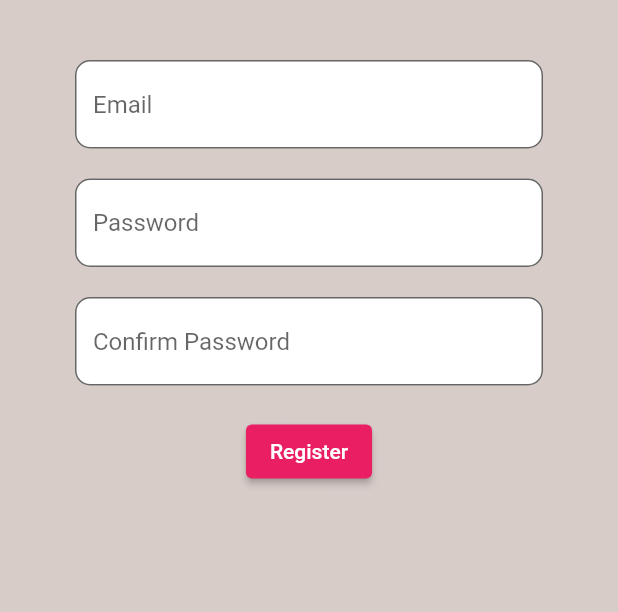
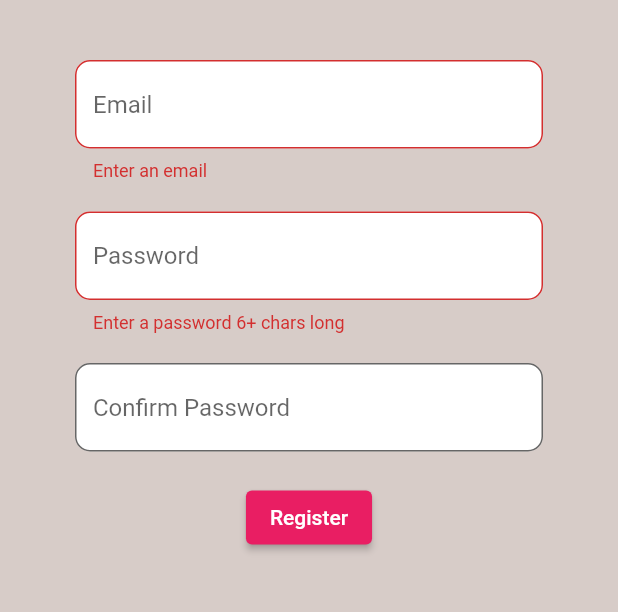
Before and after one commit to Be55am/flutter_firebase_example, a Flutter app: the Register screen opened directly with empty values, after a tap on "Register", on a phone screen of 412 x 824 dp, the part 84-696 px from its top. Run offline on Flutter 3.47's test engine with Material 2 defaults, Android fonts, the phone set to English and light mode, and no system bars; our stand-ins replace firebase_auth, firebase_core; accounts and stored records are empty.

Commit message:
add form validation for registering

```diff
--- a/lib/screens/authenticate/register.dart
+++ b/lib/screens/authenticate/register.dart
@@ -12,6 +12,7 @@ class Register extends StatefulWidget {
 
 class _RegisterState extends State<Register> {
   final AuthService _authService = AuthService();
+  final _formKey  = GlobalKey<FormState>();
 
   String email = '';
   String password = '';
@@ -43,11 +44,13 @@ class _RegisterState extends State<Register> {
       body: Container(
         padding: EdgeInsets.symmetric(vertical: 20.0, horizontal: 50.0),
         child: Form(
+          key: _formKey,
           child: Column(children: [
             SizedBox.fromSize(
               size: Size.fromHeight(20.0),
             ),
             TextFormField(
+              validator: (val) => val!.isEmpty ? 'Enter an email' : null,
               onChanged: (val) {
                 //Do something with the user input.
                 setState(() {
@@ -67,6 +70,7 @@ class _RegisterState extends State<Register> {
               size: Size.fromHeight(20.0),
             ),
             TextFormField(
+              validator: (val) => val!.length < 6 ? 'Enter a password 6+ chars long' : null,
               obscureText: true,
               onChanged: (val) {
                 //Do something with the user input.
@@ -88,6 +92,8 @@ class _RegisterState extends State<Register> {
             ),
             TextFormField(
               obscureText: true,
+              validator: (val) => val != password ? 'Password dosn\'t match' : null,
+
               onChanged: (val) {
                 //Do something with the user input.
                 setState(() {
@@ -111,7 +117,9 @@ class _RegisterState extends State<Register> {
                 backgroundColor: MaterialStateProperty.all<Color>(Colors.pink),
               ),
               onPressed: () async {
-                print(email + ' ' + password);
+                if(_formKey.currentState!.validate()){
+                  print('valid');
+                }
               },
               child: Text('Register'),
             ),
```
